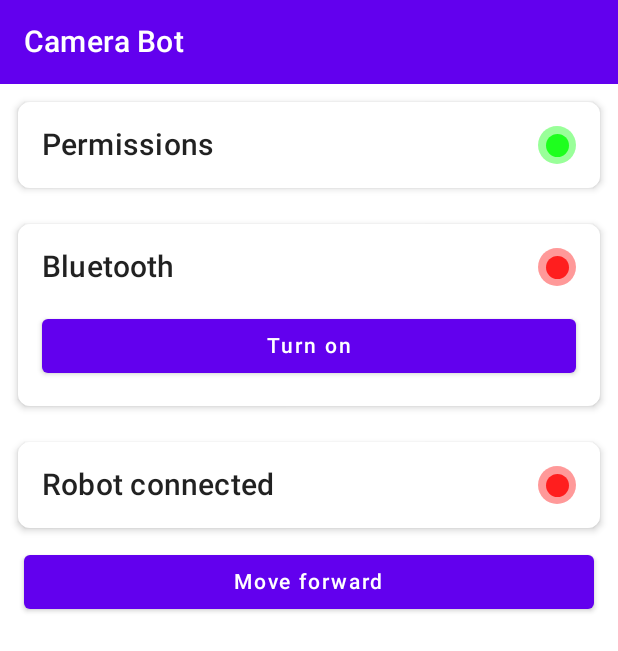
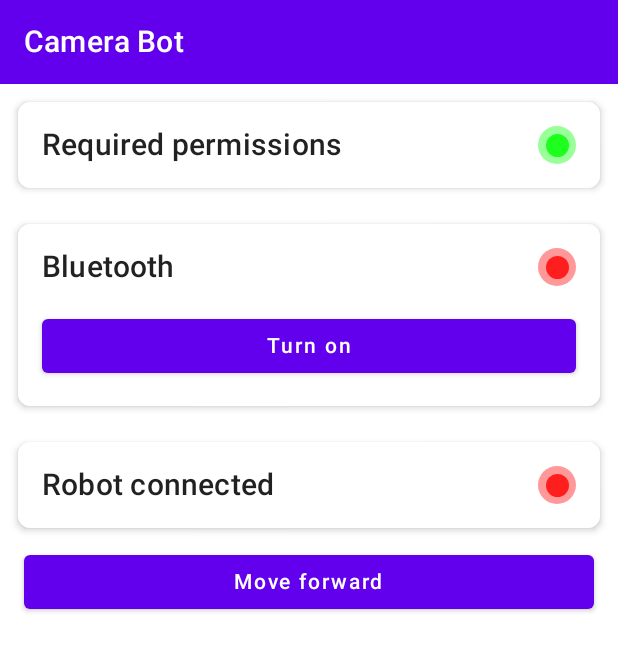
Before and after one commit to ashpakouski/CamBot-Android, an Android app built with Jetpack Compose: the screen it shows after launch (MainActivity), on a phone screen of 412 x 824 dp. Shown: the top 651 px of the screen. Run offline under Robolectric (Android 15) with nearby library versions, the phone set to English and light mode, and no system bars; our stand-ins replace Dagger/Hilt's generated code; libraries missing offline, so code that uses them is left out: io.ktor.server, org.java_websocket, org.java_websocket.handshake, org.java_websocket.server; 5 statements that could not run were skipped.

Commit message:
Refactor connection functionality

```diff
--- a/app/src/main/java/com/shpakovskiy/cambot/presentation/MainActivity.kt
+++ b/app/src/main/java/com/shpakovskiy/cambot/presentation/MainActivity.kt
@@ -28,7 +28,7 @@ class MainActivity : ComponentActivity() {
     override fun onCreate(savedInstanceState: Bundle?) {
         super.onCreate(savedInstanceState)
 
-        startService(Intent(this, CameraService::class.java))
+        // startService(Intent(this, CameraService::class.java))
 
         setContent {
             CamBotTheme {
--- a/app/src/main/java/com/shpakovskiy/cambot/presentation/connectivity/ConnectivityScreen.kt
+++ b/app/src/main/java/com/shpakovskiy/cambot/presentation/connectivity/ConnectivityScreen.kt
@@ -6,6 +6,7 @@ import android.bluetooth.BluetoothManager
 import android.content.Context
 import android.content.Intent
 import android.os.Build
+import android.util.Log
 import androidx.activity.compose.rememberLauncherForActivityResult
 import androidx.activity.result.contract.ActivityResultContracts
 import androidx.compose.foundation.Canvas
@@ -32,7 +33,7 @@ fun ConnectivityScreen(
     viewModel: ConnectivityViewModel
 ) {
     Column {
-        LocationPermissionCard(viewModel = viewModel)
+        PermissionsCard(viewModel = viewModel)
         BluetoothConnectionCard(viewModel = viewModel)
         DeviceConnectionCard(viewModel = viewModel)
         ForwardButton(viewModel = viewModel)
@@ -41,7 +42,7 @@ fun ConnectivityScreen(
 
 @Composable
 @ExperimentalPermissionsApi
-fun LocationPermissionCard(viewModel: ConnectivityViewModel) {
+fun PermissionsCard(viewModel: ConnectivityViewModel) {
     val locationPermissionState: MultiplePermissionsState = rememberMultiplePermissionsState(
         if (Build.VERSION.SDK_INT < Build.VERSION_CODES.S)
             listOf(
@@ -74,8 +75,7 @@ fun LocationPermissionCard(viewModel: ConnectivityViewModel) {
             horizontalAlignment = Alignment.CenterHorizontally
         ) {
             StatusRow(
-                //propertyName = "Required permissions (Location, Camera and Nearby devices access)",
-                propertyName = "Permissions",
+                propertyName = "Required permissions",
                 isActive = viewModel.state.value.requiredPermissionsGranted
             )
 
@@ -102,13 +102,13 @@ fun BluetoothConnectionCard(viewModel: ConnectivityViewModel) {
     val bluetoothManager =
         LocalContext.current.getSystemService(Context.BLUETOOTH_SERVICE) as BluetoothManager
 
-    viewModel.setBluetoothTurnedOn(bluetoothManager.adapter.isEnabled, bluetoothManager.adapter)
-
     val launcher = rememberLauncherForActivityResult(
         ActivityResultContracts.StartActivityForResult()
     ) {
+        Log.d("TAG123", "Result: $it")
+
         viewModel.setBluetoothTurnedOn(
-            isTurnedOn = it.resultCode == Activity.RESULT_OK,
+            isTurnedOn = (it.resultCode == Activity.RESULT_OK),
             bluetoothAdapter = bluetoothManager.adapter
         )
     }
```
